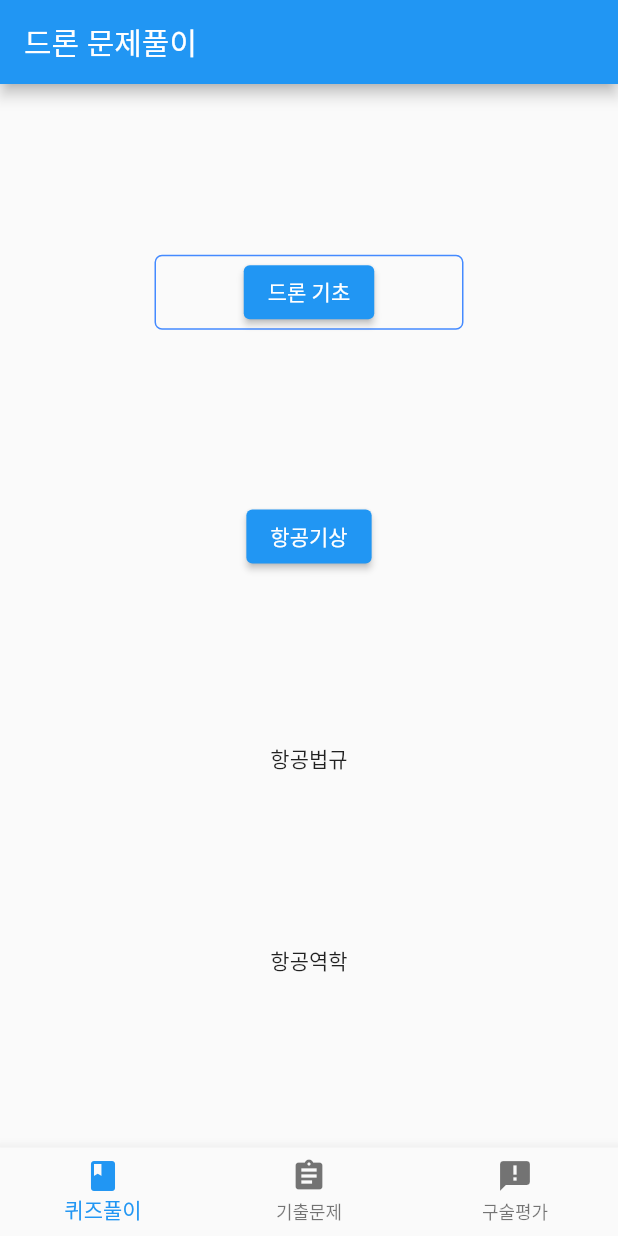
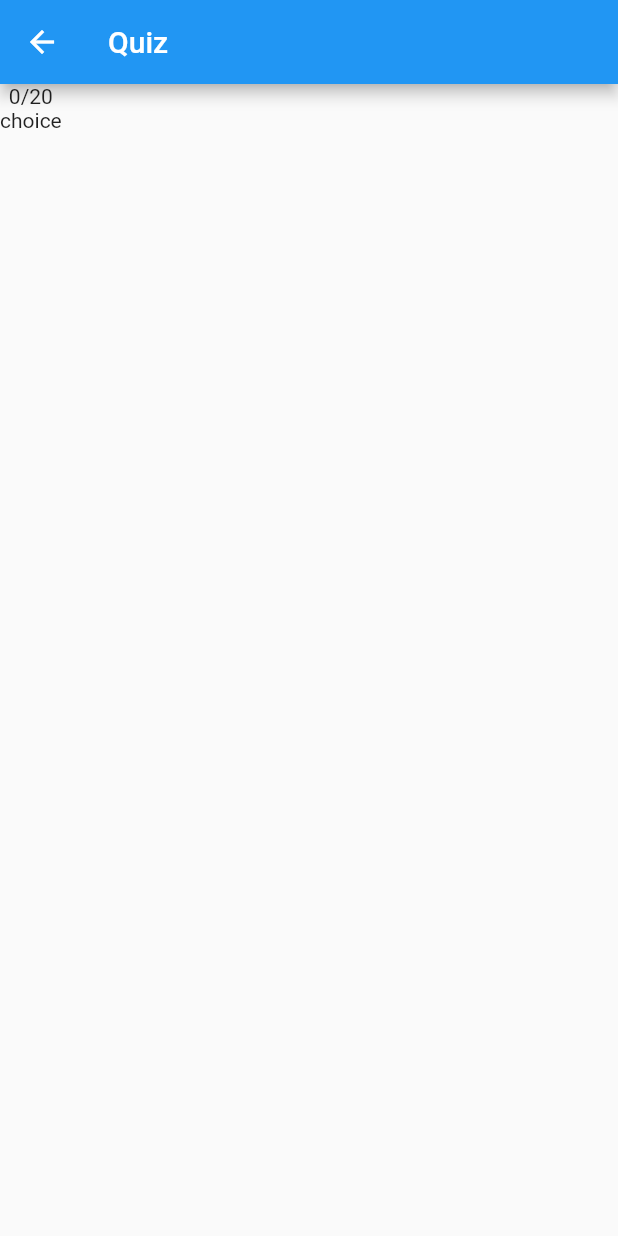
Before and after one commit to wnwoghd22/hive, a Flutter app: the screen it shows after launch, after a tap on "드론 기초", on a phone screen of 412 x 824 dp. Run offline on Flutter 3.47's test engine with Material 2 defaults, Android fonts, the phone set to English and light mode, and no system bars.

Commit message:
making quiz forms

```diff
--- a/lib/main.dart
+++ b/lib/main.dart
@@ -1,6 +1,5 @@
 import 'package:flutter/material.dart';
-
-import 'body/body.dart';
+import 'package:hive/top/page.dart';
 
 void main() {
   runApp(MyApp());
@@ -11,6 +10,6 @@ class MyApp extends StatelessWidget {
 
   @override
   Widget build(BuildContext context) {
-      return Body();
+      return TopPage();
   }
 }
--- /dev/null
+++ b/lib/quiz/body/body.dart
@@ -0,0 +1,37 @@
+import 'package:flutter/material.dart';
+import 'package:hive/quiz/body/form/choice.dart';
+import 'package:hive/quiz/body/form/form.dart';
+
+class QuizBody extends StatefulWidget {
+  const QuizBody({Key? key}) : super(key: key);
+
+  @override
+  _QuizBodyState createState() => _QuizBodyState();
+}
+
+class _QuizBodyState extends State<QuizBody> {
+  final int _maxNum = 20;
+  late int _currentNum = 0;
+  late int _correctAnswers = 0;
+
+  late QuizForm _quizForm;
+  late Widget _form;
+
+  @override
+  void initState() {
+    super.initState();
+
+    _form = ChoiceForm();
+    _quizForm = _form as QuizForm;
+  }
+
+  @override
+  Widget build(BuildContext context) {
+    return Column(
+      children: [
+        Text(_currentNum.toString() + '/' + _maxNum.toString()),
+        _form
+      ],
+    );
+  }
+}
--- /dev/null
+++ b/lib/quiz/body/form/choice.dart
@@ -0,0 +1,25 @@
+import 'package:flutter/material.dart';
+import 'package:hive/quiz/body/form/form.dart';
+
+class ChoiceForm extends StatefulWidget implements QuizForm {
+  const ChoiceForm({Key? key}) : super(key: key);
+
+  @override
+  bool check() {
+    // TODO: implement Check
+    throw UnimplementedError();
+  }
+
+  @override
+  _ChoiceFormState createState() => _ChoiceFormState();
+}
+
+class _ChoiceFormState extends State<ChoiceForm> {
+
+
+  @override
+  Widget build(BuildContext context) {
+    return Text('choice');
+  }
+
+}
--- /dev/null
+++ b/lib/quiz/body/form/form.dart
@@ -0,0 +1,3 @@
+abstract class QuizForm {
+  bool check();
+}
--- /dev/null
+++ b/lib/quiz/page.dart
@@ -0,0 +1,22 @@
+import 'package:flutter/material.dart';
+import 'package:hive/quiz/body/body.dart';
+
+class QuizPage extends StatelessWidget {
+  const QuizPage({Key? key}) : super(key: key);
+
+  Widget build(BuildContext context) {
+    return MaterialApp(
+      home: Scaffold(
+        appBar: AppBar(
+          title: Text('Quiz'),
+          leading: IconButton(
+            icon: Icon(Icons.arrow_back),
+            onPressed: () => Navigator.pop(context, false),
+          ),
+        ),
+        body: QuizBody(),
+        bottomNavigationBar: BottomAppBar(),
+      )
+    );
+  }
+}
--- a/lib/body/body.dart
+++ b/lib/top/page.dart
@@ -1,16 +1,16 @@
 import 'package:flutter/material.dart';
-import 'package:hive/body/pages/dictPage.dart';
-import 'package:hive/body/pages/examPage.dart';
-import 'package:hive/body/pages/quizPage.dart';
+import 'package:hive/top/tabs/dictTab.dart';
+import 'package:hive/top/tabs/examTab.dart';
+import 'package:hive/top/tabs/quizTab.dart';
 
-class Body extends StatefulWidget {
-  const Body({Key? key}) : super(key: key);
+class TopPage extends StatefulWidget {
+  const TopPage({Key? key}) : super(key: key);
 
   @override
-  _BodyState createState() => _BodyState();
+  _TopPageState createState() => _TopPageState();
 }
 
-class _BodyState extends State<Body> {
+class _TopPageState extends State<TopPage> {
   late List<Widget> _pages;
   late Widget _page1;
   late Widget _page2;
@@ -21,14 +21,10 @@ class _BodyState extends State<Body> {
   @override
   void initState() {
     super.initState();
-    _page1 = const QuizPage();
-    _page2 = const ExamPage();
-    _page3 = const DictPage();
-    _pages = [
-      _page1,
-      _page2,
-      _page3
-    ];
+    _page1 = const QuizTab();
+    _page2 = const ExamTab();
+    _page3 = const DictTab();
+    _pages = [ _page1, _page2, _page3 ];
     _currentIndex = 0;
     _currentPage = _page1;
   }
@@ -61,7 +57,8 @@ class _BodyState extends State<Body> {
             BottomNavigationBarItem(
               icon: Icon(Icons.assignment),
               label: '기출문제'
-            ),BottomNavigationBarItem(
+            ),
+            BottomNavigationBarItem(
               icon: Icon(Icons.announcement),
               label: '구술평가'
             ),
--- a/lib/body/pages/dictPage.dart
+++ b/lib/top/tabs/dictTab.dart
@@ -1,7 +1,7 @@
 import 'package:flutter/material.dart';
 
-class DictPage extends StatelessWidget {
-  const DictPage({Key? key}) : super(key: key);
+class DictTab extends StatelessWidget {
+  const DictTab({Key? key}) : super(key: key);
 
   @override
   Widget build(BuildContext context) {
--- a/lib/body/pages/examPage.dart
+++ b/lib/top/tabs/examTab.dart
@@ -1,7 +1,7 @@
 import 'package:flutter/material.dart';
 
-class ExamPage extends StatelessWidget {
-  const ExamPage({Key? key}) : super(key: key);
+class ExamTab extends StatelessWidget {
+  const ExamTab({Key? key}) : super(key: key);
 
   @override
   Widget build(BuildContext context) {
--- a/lib/body/pages/quizPage.dart
+++ b/lib/top/tabs/quizTab.dart
@@ -1,7 +1,8 @@
 import 'package:flutter/material.dart';
+import 'package:hive/quiz/page.dart';
 
-class QuizPage extends StatelessWidget {
-  const QuizPage({Key? key}) : super(key: key);
+class QuizTab extends StatelessWidget {
+  const QuizTab({Key? key}) : super(key: key);
 
   @override
   Widget build(BuildContext context) {
@@ -20,7 +21,12 @@ class QuizPage extends StatelessWidget {
                   borderRadius: BorderRadius.circular(5),
                 ),
                 child: ElevatedButton(
-                  onPressed: () {},
+                  onPressed: () {
+                    Navigator.push(
+                      context,
+                      MaterialPageRoute(builder: (context) => QuizPage())
+                    );
+                  },
                   child: Text('드론 기초'),
                 ),
               ),
```
